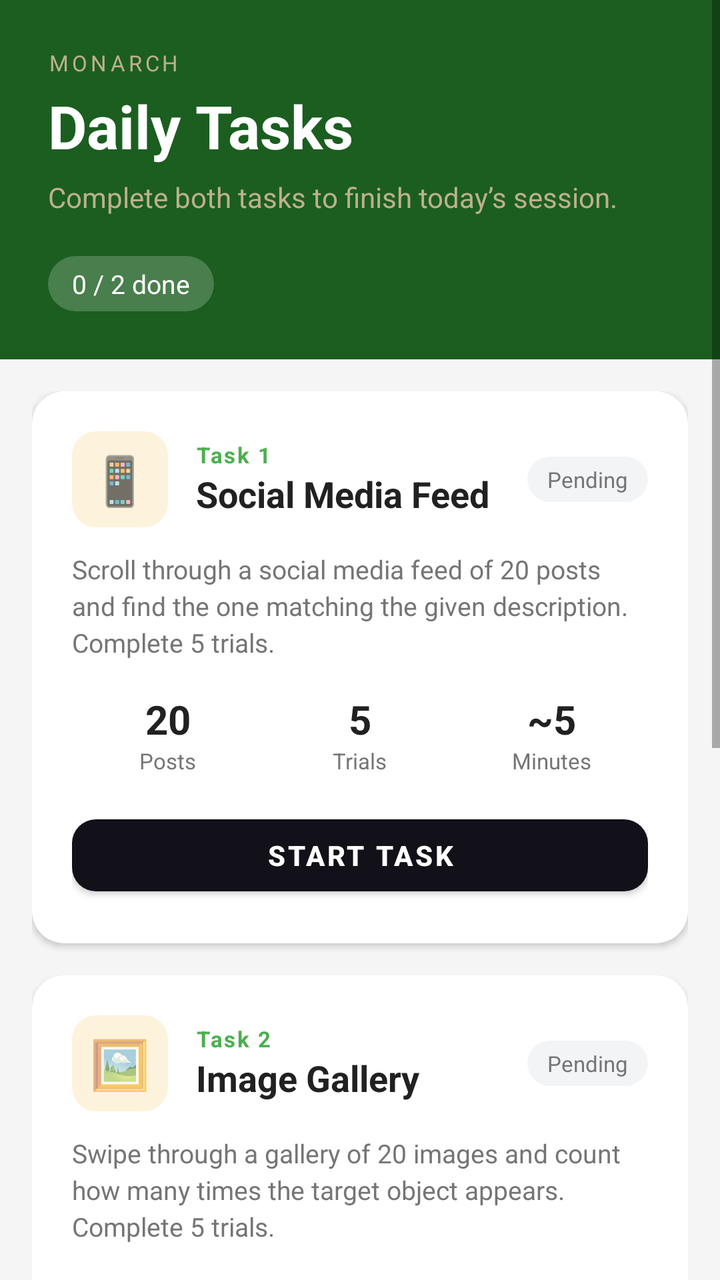
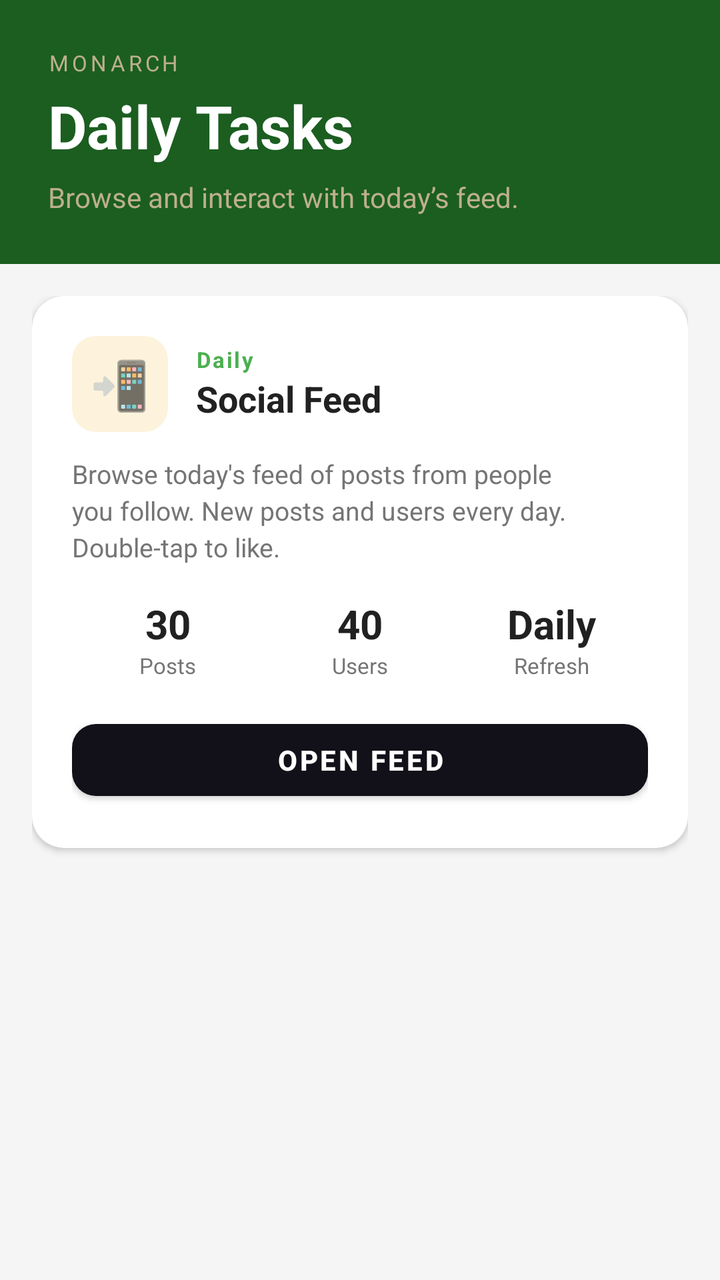

Compare the two renders of this Android layout. The source of the first and the diff that turns it into the second are given below.
<!-- AndroidManifest.xml: application theme Theme.MonarchSoftware -->
<!-- res/layout/p2_activity_home.xml -->
<?xml version="1.0" encoding="utf-8"?>
<ScrollView xmlns:android="http://schemas.android.com/apk/res/android"
    android:layout_width="match_parent"
    android:layout_height="match_parent"
    android:background="@color/surface_variant">

    <LinearLayout
        android:layout_width="match_parent"
        android:layout_height="wrap_content"
        android:orientation="vertical">

        
        <LinearLayout
            android:layout_width="match_parent"
            android:layout_height="wrap_content"
            android:background="@color/primary"
            android:orientation="vertical"
            android:padding="24dp"
            android:paddingTop="48dp"
            android:paddingBottom="32dp">

            <TextView
                android:layout_width="wrap_content"
                android:layout_height="wrap_content"
                android:text="MONARCH"
                android:textSize="11sp"
                android:textColor="#BDB08A"
                android:letterSpacing="0.15"
                android:paddingBottom="4dp"/>

            <TextView
                android:layout_width="wrap_content"
                android:layout_height="wrap_content"
                android:text="Daily Tasks"
                android:textSize="30sp"
                android:textStyle="bold"
                android:textColor="#FFFFFF"/>

            <TextView
                android:layout_width="wrap_content"
                android:layout_height="wrap_content"
                android:text="Complete both tasks to finish today&#8217;s session."
                android:textSize="14sp"
                android:textColor="#BDB08A"
                android:paddingTop="6dp"/>

            
            <LinearLayout
                android:layout_width="wrap_content"
                android:layout_height="wrap_content"
                android:orientation="horizontal"
                android:layout_marginTop="20dp">

                <TextView
                    android:id="@+id/tv_tasks_done"
                    android:layout_width="wrap_content"
                    android:layout_height="wrap_content"
                    android:text="0 / 2 done"
                    android:textSize="13sp"
                    android:textColor="#FFFFFF"
                    android:background="@drawable/chip_bg"
                    android:paddingStart="12dp"
                    android:paddingEnd="12dp"
                    android:paddingTop="5dp"
                    android:paddingBottom="5dp"/>

            </LinearLayout>
        </LinearLayout>

        
        <LinearLayout
            android:layout_width="match_parent"
            android:layout_height="wrap_content"
            android:orientation="vertical"
            android:padding="16dp">

            
            <androidx.cardview.widget.CardView
                android:layout_width="match_parent"
                android:layout_height="wrap_content"
                android:layout_marginBottom="16dp"
                app:cardCornerRadius="16dp"
                app:cardElevation="2dp"
                app:cardBackgroundColor="@color/surface"
                xmlns:app="http://schemas.android.com/apk/res-auto">

                <LinearLayout
                    android:layout_width="match_parent"
                    android:layout_height="wrap_content"
                    android:orientation="vertical"
                    android:padding="20dp">

                    
                    <LinearLayout
                        android:layout_width="match_parent"
                        android:layout_height="wrap_content"
                        android:orientation="horizontal"
                        android:gravity="center_vertical"
                        android:paddingBottom="12dp">

                        <TextView
                            android:layout_width="48dp"
                            android:layout_height="48dp"
                            android:text="📱"
                            android:textSize="24sp"
                            android:gravity="center"
                            android:background="@drawable/icon_bg_pink"
                            android:layout_marginEnd="14dp"/>

                        <LinearLayout
                            android:layout_width="0dp"
                            android:layout_height="wrap_content"
                            android:layout_weight="1"
                            android:orientation="vertical">

                            <TextView
                                android:layout_width="wrap_content"
                                android:layout_height="wrap_content"
                                android:text="Task 1"
                                android:textSize="11sp"
                                android:textColor="@color/accent"
                                android:textStyle="bold"
                                android:letterSpacing="0.08"/>

                            <TextView
                                android:layout_width="wrap_content"
                                android:layout_height="wrap_content"
                                android:text="Social Media Feed"
                                android:textSize="18sp"
                                android:textStyle="bold"
                                android:textColor="@color/text_primary"/>
                        </LinearLayout>

                        <TextView
                            android:id="@+id/tv_social_status"
                            android:layout_width="wrap_content"
                            android:layout_height="wrap_content"
                            android:text="Pending"
                            android:textSize="11sp"
                            android:textColor="@color/text_secondary"
                            android:background="@drawable/chip_bg_gray"
                            android:paddingStart="10dp"
                            android:paddingEnd="10dp"
                            android:paddingTop="4dp"
                            android:paddingBottom="4dp"/>
                    </LinearLayout>

                    <TextView
                        android:layout_width="match_parent"
                        android:layout_height="wrap_content"
                        android:text="Scroll through a social media feed of 20 posts and find the one matching the given description. Complete 5 trials."
                        android:textSize="13sp"
                        android:textColor="@color/text_secondary"
                        android:lineSpacingExtra="3dp"
                        android:paddingBottom="16dp"/>

                    
                    <LinearLayout
                        android:layout_width="match_parent"
                        android:layout_height="wrap_content"
                        android:orientation="horizontal"
                        android:paddingBottom="16dp">

                        <LinearLayout android:layout_width="0dp" android:layout_height="wrap_content"
                            android:layout_weight="1" android:orientation="vertical" android:gravity="center">
                            <TextView android:layout_width="wrap_content" android:layout_height="wrap_content"
                                android:text="20" android:textSize="20sp" android:textStyle="bold"
                                android:textColor="@color/text_primary"/>
                            <TextView android:layout_width="wrap_content" android:layout_height="wrap_content"
                                android:text="Posts" android:textSize="11sp" android:textColor="@color/text_secondary"/>
                        </LinearLayout>

                        <LinearLayout android:layout_width="0dp" android:layout_height="wrap_content"
                            android:layout_weight="1" android:orientation="vertical" android:gravity="center">
                            <TextView android:layout_width="wrap_content" android:layout_height="wrap_content"
                                android:text="5" android:textSize="20sp" android:textStyle="bold"
                                android:textColor="@color/text_primary"/>
                            <TextView android:layout_width="wrap_content" android:layout_height="wrap_content"
                                android:text="Trials" android:textSize="11sp" android:textColor="@color/text_secondary"/>
                        </LinearLayout>

                        <LinearLayout android:layout_width="0dp" android:layout_height="wrap_content"
                            android:layout_weight="1" android:orientation="vertical" android:gravity="center">
                            <TextView android:layout_width="wrap_content" android:layout_height="wrap_content"
                                android:text="~5" android:textSize="20sp" android:textStyle="bold"
                                android:textColor="@color/text_primary"/>
                            <TextView android:layout_width="wrap_content" android:layout_height="wrap_content"
                                android:text="Minutes" android:textSize="11sp" android:textColor="@color/text_secondary"/>
                        </LinearLayout>
                    </LinearLayout>

                    <com.google.android.material.button.MaterialButton
                        android:id="@+id/btn_start_social"
                        android:layout_width="match_parent"
                        android:layout_height="48dp"
                        android:text="Start Task"
                        android:textSize="14sp"
                        android:textStyle="bold"
                        app:backgroundTint="#12111A"
                        app:cornerRadius="12dp"
                        xmlns:app="http://schemas.android.com/apk/res-auto"/>

                </LinearLayout>
            </androidx.cardview.widget.CardView>

            
            <androidx.cardview.widget.CardView
                android:layout_width="match_parent"
                android:layout_height="wrap_content"
                android:layout_marginBottom="16dp"
                app:cardCornerRadius="16dp"
                app:cardElevation="2dp"
                app:cardBackgroundColor="@color/surface"
                xmlns:app="http://schemas.android.com/apk/res-auto">

                <LinearLayout
                    android:layout_width="match_parent"
                    android:layout_height="wrap_content"
                    android:orientation="vertical"
                    android:padding="20dp">

                    <LinearLayout
                        android:layout_width="match_parent"
                        android:layout_height="wrap_content"
                        android:orientation="horizontal"
                        android:gravity="center_vertical"
                        android:paddingBottom="12dp">

                        <TextView
                            android:layout_width="48dp"
                            android:layout_height="48dp"
                            android:text="🖼️"
                            android:textSize="24sp"
                            android:gravity="center"
                            android:background="@drawable/icon_bg_blue"
                            android:layout_marginEnd="14dp"/>

                        <LinearLayout
                            android:layout_width="0dp"
                            android:layout_height="wrap_content"
                            android:layout_weight="1"
                            android:orientation="vertical">

                            <TextView
                                android:layout_width="wrap_content"
                                android:layout_height="wrap_content"
                                android:text="Task 2"
                                android:textSize="11sp"
                                android:textColor="@color/accent"
                                android:textStyle="bold"
                                android:letterSpacing="0.08"/>

                            <TextView
                                android:layout_width="wrap_content"
                                android:layout_height="wrap_content"
                                android:text="Image Gallery"
                                android:textSize="18sp"
                                android:textStyle="bold"
                                android:textColor="@color/text_primary"/>
                        </LinearLayout>

                        <TextView
                            android:id="@+id/tv_gallery_status"
                            android:layout_width="wrap_content"
                            android:layout_height="wrap_content"
                            android:text="Pending"
                            android:textSize="11sp"
                            android:textColor="@color/text_secondary"
                            android:background="@drawable/chip_bg_gray"
                            android:paddingStart="10dp"
                            android:paddingEnd="10dp"
                            android:paddingTop="4dp"
                            android:paddingBottom="4dp"/>
                    </LinearLayout>

                    <TextView
                        android:layout_width="match_parent"
                        android:layout_height="wrap_content"
                        android:text="Swipe through a gallery of 20 images and count how many times the target object appears. Complete 5 trials."
                        android:textSize="13sp"
                        android:textColor="@color/text_secondary"
                        android:lineSpacingExtra="3dp"
                        android:paddingBottom="16dp"/>

                    <LinearLayout
                        android:layout_width="match_parent"
                        android:layout_height="wrap_content"
                        android:orientation="horizontal"
                        android:paddingBottom="16dp">

                        <LinearLayout android:layout_width="0dp" android:layout_height="wrap_content"
                            android:layout_weight="1" android:orientation="vertical" android:gravity="center">
                            <TextView android:layout_width="wrap_content" android:layout_height="wrap_content"
                                android:text="20" android:textSize="20sp" android:textStyle="bold"
                                android:textColor="@color/text_primary"/>
                            <TextView android:layout_width="wrap_content" android:layout_height="wrap_content"
                                android:text="Images" android:textSize="11sp" android:textColor="@color/text_secondary"/>
                        </LinearLayout>

                        <LinearLayout android:layout_width="0dp" android:layout_height="wrap_content"
                            android:layout_weight="1" android:orientation="vertical" android:gravity="center">
                            <TextView android:layout_width="wrap_content" android:layout_height="wrap_content"
                                android:text="5" android:textSize="20sp" android:textStyle="bold"
                                android:textColor="@color/text_primary"/>
                            <TextView android:layout_width="wrap_content" android:layout_height="wrap_content"
                                android:text="Trials" android:textSize="11sp" android:textColor="@color/text_secondary"/>
                        </LinearLayout>

                        <LinearLayout android:layout_width="0dp" android:layout_height="wrap_content"
                            android:layout_weight="1" android:orientation="vertical" android:gravity="center">
                            <TextView android:layout_width="wrap_content" android:layout_height="wrap_content"
                                android:text="~5" android:textSize="20sp" android:textStyle="bold"
                                android:textColor="@color/text_primary"/>
                            <TextView android:layout_width="wrap_content" android:layout_height="wrap_content"
                                android:text="Minutes" android:textSize="11sp" android:textColor="@color/text_secondary"/>
                        </LinearLayout>
                    </LinearLayout>

                    <com.google.android.material.button.MaterialButton
                        android:id="@+id/btn_start_gallery"
                        android:layout_width="match_parent"
                        android:layout_height="48dp"
                        android:text="Start Task"
                        android:textSize="14sp"
                        android:textStyle="bold"
                        app:backgroundTint="#D4A843"
                        app:cornerRadius="12dp"
                        xmlns:app="http://schemas.android.com/apk/res-auto"/>

                </LinearLayout>
            </androidx.cardview.widget.CardView>

            
            <androidx.cardview.widget.CardView
                android:layout_width="match_parent"
                android:layout_height="wrap_content"
                android:layout_marginBottom="24dp"
                app:cardCornerRadius="16dp"
                app:cardElevation="2dp"
                app:cardBackgroundColor="@color/surface"
                xmlns:app="http://schemas.android.com/apk/res-auto">

                <LinearLayout
                    android:layout_width="match_parent"
                    android:layout_height="wrap_content"
                    android:orientation="vertical"
                    android:padding="20dp">

                    <LinearLayout
                        android:layout_width="match_parent"
                        android:layout_height="wrap_content"
                        android:orientation="horizontal"
                        android:gravity="center_vertical"
                        android:paddingBottom="12dp">

                        <TextView
                            android:layout_width="48dp"
                            android:layout_height="48dp"
                            android:text="📲"
                            android:textSize="24sp"
                            android:gravity="center"
                            android:background="@drawable/icon_bg_pink"
                            android:layout_marginEnd="14dp"/>

                        <LinearLayout
                            android:layout_width="0dp"
                            android:layout_height="wrap_content"
                            android:layout_weight="1"
                            android:orientation="vertical">

                            <TextView
                                android:layout_width="wrap_content"
                                android:layout_height="wrap_content"
                                android:text="Daily"
                                android:textSize="11sp"
                                android:textColor="@color/accent"
                                android:textStyle="bold"
                                android:letterSpacing="0.08"/>

                            <TextView
                                android:layout_width="wrap_content"
                                android:layout_height="wrap_content"
                                android:text="Social Feed"
                                android:textSize="18sp"
                                android:textStyle="bold"
                                android:textColor="@color/text_primary"/>
                        </LinearLayout>
                    </LinearLayout>

                    <TextView
                        android:layout_width="match_parent"
                        android:layout_height="wrap_content"
                        android:text="Browse today's feed of posts from people you follow. New posts and users every day. Double-tap to like."
                        android:textSize="13sp"
                        android:textColor="@color/text_secondary"
                        android:lineSpacingExtra="3dp"
                        android:paddingBottom="16dp"/>

                    <LinearLayout
                        android:layout_width="match_parent"
                        android:layout_height="wrap_content"
                        android:orientation="horizontal"
                        android:paddingBottom="16dp">

                        <LinearLayout android:layout_width="0dp" android:layout_height="wrap_content"
                            android:layout_weight="1" android:orientation="vertical" android:gravity="center">
                            <TextView android:layout_width="wrap_content" android:layout_height="wrap_content"
                                android:text="30" android:textSize="20sp" android:textStyle="bold"
                                android:textColor="@color/text_primary"/>
                            <TextView android:layout_width="wrap_content" android:layout_height="wrap_content"
                                android:text="Posts" android:textSize="11sp" android:textColor="@color/text_secondary"/>
                        </LinearLayout>

                        <LinearLayout android:layout_width="0dp" android:layout_height="wrap_content"
                            android:layout_weight="1" android:orientation="vertical" android:gravity="center">
                            <TextView android:layout_width="wrap_content" android:layout_height="wrap_content"
                                android:text="40" android:textSize="20sp" android:textStyle="bold"
                                android:textColor="@color/text_primary"/>
                            <TextView android:layout_width="wrap_content" android:layout_height="wrap_content"
                                android:text="Users" android:textSize="11sp" android:textColor="@color/text_secondary"/>
                        </LinearLayout>

                        <LinearLayout android:layout_width="0dp" android:layout_height="wrap_content"
                            android:layout_weight="1" android:orientation="vertical" android:gravity="center">
                            <TextView android:layout_width="wrap_content" android:layout_height="wrap_content"
                                android:text="Daily" android:textSize="20sp" android:textStyle="bold"
                                android:textColor="@color/text_primary"/>
                            <TextView android:layout_width="wrap_content" android:layout_height="wrap_content"
                                android:text="Refresh" android:textSize="11sp" android:textColor="@color/text_secondary"/>
                        </LinearLayout>
                    </LinearLayout>

                    <com.google.android.material.button.MaterialButton
                        android:id="@+id/btn_open_feed"
                        android:layout_width="match_parent"
                        android:layout_height="48dp"
                        android:text="Open Feed"
                        android:textSize="14sp"
                        android:textStyle="bold"
                        app:backgroundTint="#12111A"
                        app:cornerRadius="12dp"
                        xmlns:app="http://schemas.android.com/apk/res-auto"/>

                </LinearLayout>
            </androidx.cardview.widget.CardView>

        </LinearLayout>
    </LinearLayout>
</ScrollView>
<!-- resources referenced by this layout -->
<resources>
  <color name="accent">#4CAF50</color>
  <color name="primary">#1B5E20</color>
  <color name="surface">#FFFFFF</color>
  <color name="surface_variant">#F5F5F5</color>
  <color name="text_primary">#212121</color>
  <color name="text_secondary">#757575</color>
  <!-- drawable chip_bg (drawable) -->
  <?xml version="1.0" encoding="utf-8"?>
  <shape xmlns:android="http://schemas.android.com/apk/res/android"
      android:shape="rectangle">
      <solid android:color="#33FFFFFF"/>
      <corners android:radius="20dp"/>
  </shape>
  <!-- drawable chip_bg_gray (drawable) -->
  <?xml version="1.0" encoding="utf-8"?>
  <shape xmlns:android="http://schemas.android.com/apk/res/android"
      android:shape="rectangle">
      <solid android:color="#F3F4F6"/>
      <corners android:radius="20dp"/>
  </shape>
  <!-- drawable icon_bg_blue (drawable) -->
  <?xml version="1.0" encoding="utf-8"?>
  <shape xmlns:android="http://schemas.android.com/apk/res/android"
      android:shape="rectangle">
      <solid android:color="#FDF3DC"/>
      <corners android:radius="12dp"/>
  </shape>
  <!-- drawable icon_bg_pink (drawable) -->
  <?xml version="1.0" encoding="utf-8"?>
  <shape xmlns:android="http://schemas.android.com/apk/res/android"
      android:shape="rectangle">
      <solid android:color="#FDF3DC"/>
      <corners android:radius="12dp"/>
  </shape>
  <style name="Theme.MonarchSoftware" parent="Theme.MaterialComponents.Light.NoActionBar">
          <item name="colorPrimary">@color/monarch_green</item>
          <item name="colorPrimaryVariant">@color/monarch_green_dark</item>
          <item name="colorAccent">@color/monarch_green_light</item>
          <item name="colorOnPrimary">@color/white</item>
          <item name="android:windowBackground">@color/off_white</item>
          <item name="android:statusBarColor">@color/monarch_green_dark</item>
      </style>
  <color name="monarch_green">#1B5E20</color>
  <color name="monarch_green_dark">#145A32</color>
  <color name="monarch_green_light">#4CAF50</color>
  <color name="white">#FFFFFF</color>
  <color name="off_white">#FAFAFA</color>
</resources>

<!-- the commit's change to res/layout/p2_activity_home.xml (unified diff, before → after) -->
@@ -39,32 +39,10 @@
             <TextView
                 android:layout_width="wrap_content"
                 android:layout_height="wrap_content"
-                android:text="Complete both tasks to finish today&#8217;s session."
+                android:text="Browse and interact with today&#8217;s feed."
                 android:textSize="14sp"
                 android:textColor="#BDB08A"
                 android:paddingTop="6dp"/>
-
-            
-            <LinearLayout
-                android:layout_width="wrap_content"
-                android:layout_height="wrap_content"
-                android:orientation="horizontal"
-                android:layout_marginTop="20dp">
-
-                <TextView
-                    android:id="@+id/tv_tasks_done"
-                    android:layout_width="wrap_content"
-                    android:layout_height="wrap_content"
-                    android:text="0 / 2 done"
-                    android:textSize="13sp"
-                    android:textColor="#FFFFFF"
-                    android:background="@drawable/chip_bg"
-                    android:paddingStart="12dp"
-                    android:paddingEnd="12dp"
-                    android:paddingTop="5dp"
-                    android:paddingBottom="5dp"/>
-
-            </LinearLayout>
         </LinearLayout>
 
         
@@ -73,262 +51,6 @@
             android:layout_height="wrap_content"
             android:orientation="vertical"
             android:padding="16dp">
-
-            
-            <androidx.cardview.widget.CardView
-                android:layout_width="match_parent"
-                android:layout_height="wrap_content"
-                android:layout_marginBottom="16dp"
-                app:cardCornerRadius="16dp"
-                app:cardElevation="2dp"
-                app:cardBackgroundColor="@color/surface"
-                xmlns:app="http://schemas.android.com/apk/res-auto">
-
-                <LinearLayout
-                    android:layout_width="match_parent"
-                    android:layout_height="wrap_content"
-                    android:orientation="vertical"
-                    android:padding="20dp">
-
-                    
-                    <LinearLayout
-                        android:layout_width="match_parent"
-                        android:layout_height="wrap_content"
-                        android:orientation="horizontal"
-                        android:gravity="center_vertical"
-                        android:paddingBottom="12dp">
-
-                        <TextView
-                            android:layout_width="48dp"
-                            android:layout_height="48dp"
-                            android:text="📱"
-                            android:textSize="24sp"
-                            android:gravity="center"
-                            android:background="@drawable/icon_bg_pink"
-                            android:layout_marginEnd="14dp"/>
-
-                        <LinearLayout
-                            android:layout_width="0dp"
-                            android:layout_height="wrap_content"
-                            android:layout_weight="1"
-                            android:orientation="vertical">
-
-                            <TextView
-                                android:layout_width="wrap_content"
-                                android:layout_height="wrap_content"
-                                android:text="Task 1"
-                                android:textSize="11sp"
-                                android:textColor="@color/accent"
-                                android:textStyle="bold"
-                                android:letterSpacing="0.08"/>
-
-                            <TextView
-                                android:layout_width="wrap_content"
-                                android:layout_height="wrap_content"
-                                android:text="Social Media Feed"
-                                android:textSize="18sp"
-                                android:textStyle="bold"
-                                android:textColor="@color/text_primary"/>
-                        </LinearLayout>
-
-                        <TextView
-                            android:id="@+id/tv_social_status"
-                            android:layout_width="wrap_content"
-                            android:layout_height="wrap_content"
-                            android:text="Pending"
-                            android:textSize="11sp"
-                            android:textColor="@color/text_secondary"
-                            android:background="@drawable/chip_bg_gray"
-                            android:paddingStart="10dp"
-                            android:paddingEnd="10dp"
-                            android:paddingTop="4dp"
-                            android:paddingBottom="4dp"/>
-                    </LinearLayout>
-
-                    <TextView
-                        android:layout_width="match_parent"
-                        android:layout_height="wrap_content"
-                        android:text="Scroll through a social media feed of 20 posts and find the one matching the given description. Complete 5 trials."
-                        android:textSize="13sp"
-                        android:textColor="@color/text_secondary"
-                        android:lineSpacingExtra="3dp"
-                        android:paddingBottom="16dp"/>
-
-                    
-                    <LinearLayout
-                        android:layout_width="match_parent"
-                        android:layout_height="wrap_content"
-                        android:orientation="horizontal"
-                        android:paddingBottom="16dp">
-
-                        <LinearLayout android:layout_width="0dp" android:layout_height="wrap_content"
-                            android:layout_weight="1" android:orientation="vertical" android:gravity="center">
-                            <TextView android:layout_width="wrap_content" android:layout_height="wrap_content"
-                                android:text="20" android:textSize="20sp" android:textStyle="bold"
-                                android:textColor="@color/text_primary"/>
-                            <TextView android:layout_width="wrap_content" android:layout_height="wrap_content"
-                                android:text="Posts" android:textSize="11sp" android:textColor="@color/text_secondary"/>
-                        </LinearLayout>
-
-                        <LinearLayout android:layout_width="0dp" android:layout_height="wrap_content"
-                            android:layout_weight="1" android:orientation="vertical" android:gravity="center">
-                            <TextView android:layout_width="wrap_content" android:layout_height="wrap_content"
-                                android:text="5" android:textSize="20sp" android:textStyle="bold"
-                                android:textColor="@color/text_primary"/>
-                            <TextView android:layout_width="wrap_content" android:layout_height="wrap_content"
-                                android:text="Trials" android:textSize="11sp" android:textColor="@color/text_secondary"/>
-                        </LinearLayout>
-
-                        <LinearLayout android:layout_width="0dp" android:layout_height="wrap_content"
-                            android:layout_weight="1" android:orientation="vertical" android:gravity="center">
-                            <TextView android:layout_width="wrap_content" android:layout_height="wrap_content"
-                                android:text="~5" android:textSize="20sp" android:textStyle="bold"
-                                android:textColor="@color/text_primary"/>
-                            <TextView android:layout_width="wrap_content" android:layout_height="wrap_content"
-                                android:text="Minutes" android:textSize="11sp" android:textColor="@color/text_secondary"/>
-                        </LinearLayout>
-                    </LinearLayout>
-
-                    <com.google.android.material.button.MaterialButton
-                        android:id="@+id/btn_start_social"
-                        android:layout_width="match_parent"
-                        android:layout_height="48dp"
-                        android:text="Start Task"
-                        android:textSize="14sp"
-                        android:textStyle="bold"
-                        app:backgroundTint="#12111A"
-                        app:cornerRadius="12dp"
-                        xmlns:app="http://schemas.android.com/apk/res-auto"/>
-
-                </LinearLayout>
-            </androidx.cardview.widget.CardView>
-
-            
-            <androidx.cardview.widget.CardView
-                android:layout_width="match_parent"
-                android:layout_height="wrap_content"
-                android:layout_marginBottom="16dp"
-                app:cardCornerRadius="16dp"
-                app:cardElevation="2dp"
-                app:cardBackgroundColor="@color/surface"
-                xmlns:app="http://schemas.android.com/apk/res-auto">
-
-                <LinearLayout
-                    android:layout_width="match_parent"
-                    android:layout_height="wrap_content"
-                    android:orientation="vertical"
-                    android:padding="20dp">
-
-                    <LinearLayout
-                        android:layout_width="match_parent"
-                        android:layout_height="wrap_content"
-                        android:orientation="horizontal"
-                        android:gravity="center_vertical"
-                        android:paddingBottom="12dp">
-
-                        <TextView
-                            android:layout_width="48dp"
-                            android:layout_height="48dp"
-                            android:text="🖼️"
-                            android:textSize="24sp"
-                            android:gravity="center"
-                            android:background="@drawable/icon_bg_blue"
-                            android:layout_marginEnd="14dp"/>
-
-                        <LinearLayout
-                            android:layout_width="0dp"
-                            android:layout_height="wrap_content"
-                            android:layout_weight="1"
-                            android:orientation="vertical">
-
-                            <TextView
-                                android:layout_width="wrap_content"
-                                android:layout_height="wrap_content"
-                                android:text="Task 2"
-                                android:textSize="11sp"
-                                android:textColor="@color/accent"
-                                android:textStyle="bold"
-                                android:letterSpacing="0.08"/>
-
-                            <TextView
-                                android:layout_width="wrap_content"
-                                android:layout_height="wrap_content"
-                                android:text="Image Gallery"
-                                android:textSize="18sp"
-                                android:textStyle="bold"
-                                android:textColor="@color/text_primary"/>
-                        </LinearLayout>
-
-                        <TextView
-                            android:id="@+id/tv_gallery_status"
-                            android:layout_width="wrap_content"
-                            android:layout_height="wrap_content"
-                            android:text="Pending"
-                            android:textSize="11sp"
-                            android:textColor="@color/text_secondary"
-                            android:background="@drawable/chip_bg_gray"
-                            android:paddingStart="10dp"
-                            android:paddingEnd="10dp"
-                            android:paddingTop="4dp"
-                            android:paddingBottom="4dp"/>
-                    </LinearLayout>
-
-                    <TextView
-                        android:layout_width="match_parent"
-                        android:layout_height="wrap_content"
-                        android:text="Swipe through a gallery of 20 images and count how many times the target object appears. Complete 5 trials."
-                        android:textSize="13sp"
-                        android:textColor="@color/text_secondary"
-                        android:lineSpacingExtra="3dp"
-                        android:paddingBottom="16dp"/>
-
-                    <LinearLayout
-                        android:layout_width="match_parent"
-                        android:layout_height="wrap_content"
-                        android:orientation="horizontal"
-                        android:paddingBottom="16dp">
-
-                        <LinearLayout android:layout_width="0dp" android:layout_height="wrap_content"
-                            android:layout_weight="1" android:orientation="vertical" android:gravity="center">
-                            <TextView android:layout_width="wrap_content" android:layout_height="wrap_content"
-                                android:text="20" android:textSize="20sp" android:textStyle="bold"
-                                android:textColor="@color/text_primary"/>
-                            <TextView android:layout_width="wrap_content" android:layout_height="wrap_content"
-                                android:text="Images" android:textSize="11sp" android:textColor="@color/text_secondary"/>
-                        </LinearLayout>
-
-                        <LinearLayout android:layout_width="0dp" android:layout_height="wrap_content"
-                            android:layout_weight="1" android:orientation="vertical" android:gravity="center">
-                            <TextView android:layout_width="wrap_content" android:layout_height="wrap_content"
-                                android:text="5" android:textSize="20sp" android:textStyle="bold"
-                                android:textColor="@color/text_primary"/>
-                            <TextView android:layout_width="wrap_content" android:layout_height="wrap_content"
-                                android:text="Trials" android:textSize="11sp" android:textColor="@color/text_secondary"/>
-                        </LinearLayout>
-
-                        <LinearLayout android:layout_width="0dp" android:layout_height="wrap_content"
-                            android:layout_weight="1" android:orientation="vertical" android:gravity="center">
-                            <TextView android:layout_width="wrap_content" android:layout_height="wrap_content"
-                                android:text="~5" android:textSize="20sp" android:textStyle="bold"
-                                android:textColor="@color/text_primary"/>
-                            <TextView android:layout_width="wrap_content" android:layout_height="wrap_content"
-                                android:text="Minutes" android:textSize="11sp" android:textColor="@color/text_secondary"/>
-                        </LinearLayout>
-                    </LinearLayout>
-
-                    <com.google.android.material.button.MaterialButton
-                        android:id="@+id/btn_start_gallery"
-                        android:layout_width="match_parent"
-                        android:layout_height="48dp"
-                        android:text="Start Task"
-                        android:textSize="14sp"
-                        android:textStyle="bold"
-                        app:backgroundTint="#D4A843"
-                        app:cornerRadius="12dp"
-                        xmlns:app="http://schemas.android.com/apk/res-auto"/>
-
-                </LinearLayout>
-            </androidx.cardview.widget.CardView>
 
             
             <androidx.cardview.widget.CardView
<!-- resource entries referenced after the edit -->
@@ -6,27 +6,6 @@
   <color name="surface_variant">#F5F5F5</color>
   <color name="text_primary">#212121</color>
   <color name="text_secondary">#757575</color>
-  <!-- drawable chip_bg (drawable) -->
-  <?xml version="1.0" encoding="utf-8"?>
-  <shape xmlns:android="http://schemas.android.com/apk/res/android"
-      android:shape="rectangle">
-      <solid android:color="#33FFFFFF"/>
-      <corners android:radius="20dp"/>
-  </shape>
-  <!-- drawable chip_bg_gray (drawable) -->
-  <?xml version="1.0" encoding="utf-8"?>
-  <shape xmlns:android="http://schemas.android.com/apk/res/android"
-      android:shape="rectangle">
-      <solid android:color="#F3F4F6"/>
-      <corners android:radius="20dp"/>
-  </shape>
-  <!-- drawable icon_bg_blue (drawable) -->
-  <?xml version="1.0" encoding="utf-8"?>
-  <shape xmlns:android="http://schemas.android.com/apk/res/android"
-      android:shape="rectangle">
-      <solid android:color="#FDF3DC"/>
-      <corners android:radius="12dp"/>
-  </shape>
   <!-- drawable icon_bg_pink (drawable) -->
   <?xml version="1.0" encoding="utf-8"?>
   <shape xmlns:android="http://schemas.android.com/apk/res/android"
